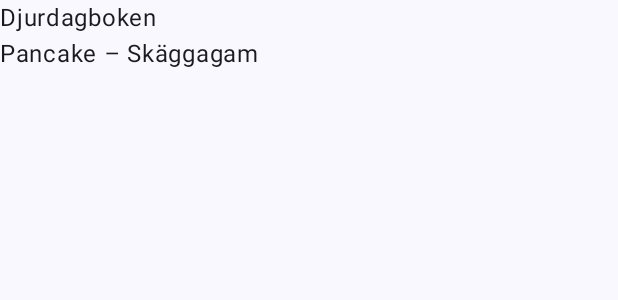
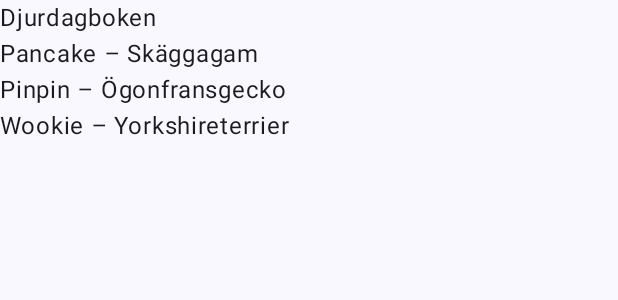
Before and after one commit to tommypstark/djurdagboken-android, an Android app built with Jetpack Compose: the @Preview function DjurdagbokenPreview, on a phone screen of 412 x 824 dp. Shown: the top 300 px of the screen. Run offline under Robolectric (Android 15) with nearby library versions, the phone set to English and light mode, and no system bars.

Commit message:
Display animals in LazyColumn

```diff
--- a/app/src/main/java/com/example/djurdagboken/MainActivity.kt
+++ b/app/src/main/java/com/example/djurdagboken/MainActivity.kt
@@ -7,6 +7,8 @@ import androidx.activity.enableEdgeToEdge
 import androidx.compose.foundation.layout.Column
 import androidx.compose.foundation.layout.fillMaxSize
 import androidx.compose.foundation.layout.padding
+import androidx.compose.foundation.lazy.LazyColumn
+import androidx.compose.foundation.lazy.items
 import androidx.compose.material3.Scaffold
 import androidx.compose.material3.Text
 import androidx.compose.runtime.Composable
@@ -28,17 +30,28 @@ class MainActivity : ComponentActivity() {
 
 @Composable
 fun DjurdagbokenScreen() {
-    val animal = Animal("Pancake", "Skäggagam")
+
+    val animals = listOf(
+        Animal("Pancake", "Skäggagam"),
+        Animal("Pinpin", "Ögonfransgecko"),
+        Animal("Wookie", "Yorkshireterrier")
+    )
 
     Scaffold(modifier = Modifier.fillMaxSize()) { innerPadding ->
         Column(modifier = Modifier.padding(innerPadding)) {
+
             Text("Djurdagboken")
-            Text("${animal.name} – ${animal.species}")
+
+            LazyColumn {
+                items(animals) { animal ->
+                    Text("${animal.name} – ${animal.species}")
+                }
+            }
         }
     }
 }
 
-@Preview(showBackground = true)
+@Preview(showBackground = true, device = "spec:width=1080px,height=2340px,dpi=640")
 @Composable
 fun DjurdagbokenPreview() {
     DjurdagbokenTheme {
```
